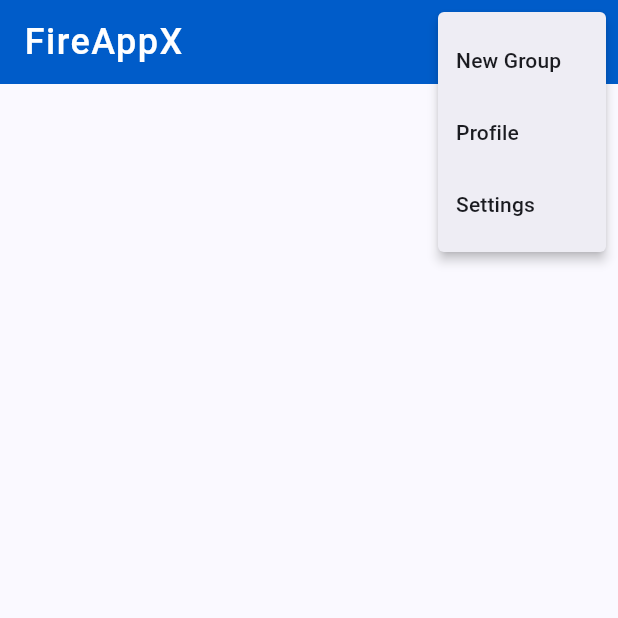
After one commit to mavihS-0/FireApp, a Flutter app: the HomeScreen screen opened directly, after a tap on the "more vert" icon, on a phone screen of 412 x 824 dp, the top half of it. The commit adds this screen. Run offline on Flutter 3.47's test engine with Material 2 defaults, Android fonts, the phone set to English and light mode, and no system bars; our stand-ins replace animated_splash_screen, country_code_picker, get, google_fonts, otp_text_field, page_transition.

Commit message:
started_main_screens

```diff
--- /dev/null
+++ b/lib/Screens/MainScreens/homeScreen.dart
@@ -0,0 +1,30 @@
+import 'package:fire_app/Utils/popUpMenu.dart';
+import 'package:flutter/material.dart';
+
+class HomeScreen extends StatefulWidget {
+  const HomeScreen({Key? key}) : super(key: key);
+
+  @override
+  State<HomeScreen> createState() => _HomeScreenState();
+}
+
+class _HomeScreenState extends State<HomeScreen> {
+  @override
+  void initState() {
+    // TODO: implement initState
+    super.initState();
+  }
+  @override
+  Widget build(BuildContext context) {
+    return Scaffold(
+      appBar: AppBar(
+        automaticallyImplyLeading: false,
+        title: Text('FireAppX'),
+        actions: [
+          IconButton(onPressed: (){}, icon: Icon(Icons.search)),
+          customPopUpMenu()
+        ],
+      ),
+    );
+  }
+}
--- a/lib/Screens/Onboarding/otp.dart
+++ b/lib/Screens/Onboarding/otp.dart
@@ -52,10 +52,10 @@ class _OTPScreenState extends State<OTPScreen> {
                 Row(
                   mainAxisAlignment: MainAxisAlignment.center,
                   children: [
-                    Text("Didn't receive OTP?"),
+                    const Text("Didn't receive OTP?"),
                     TextButton(
                       onPressed: (){},
-                      child: Text('Resend OTP'),
+                      child: const Text('Resend OTP'),
                     )
                   ],
                 ),
--- /dev/null
+++ b/lib/Utils/popUpMenu.dart
@@ -0,0 +1,17 @@
+import 'package:flutter/material.dart';
+
+Widget customPopUpMenu() {
+  return PopupMenuButton(
+//TODO: Popup menu
+      onSelected: (value){
+        print(value);
+      },
+      itemBuilder: (context){
+        return {'New Group','Profile', 'Settings'}.map((String choice) {
+          return PopupMenuItem<String>(
+            value: choice,
+            child: Text(choice),
+          );
+        }).toList();
+      });
+}
```
Also changed, not shown: lib/Screens/Onboarding/signupLoading.dart (+22 -4 lines), lib/main.dart (+9 -0 lines).
